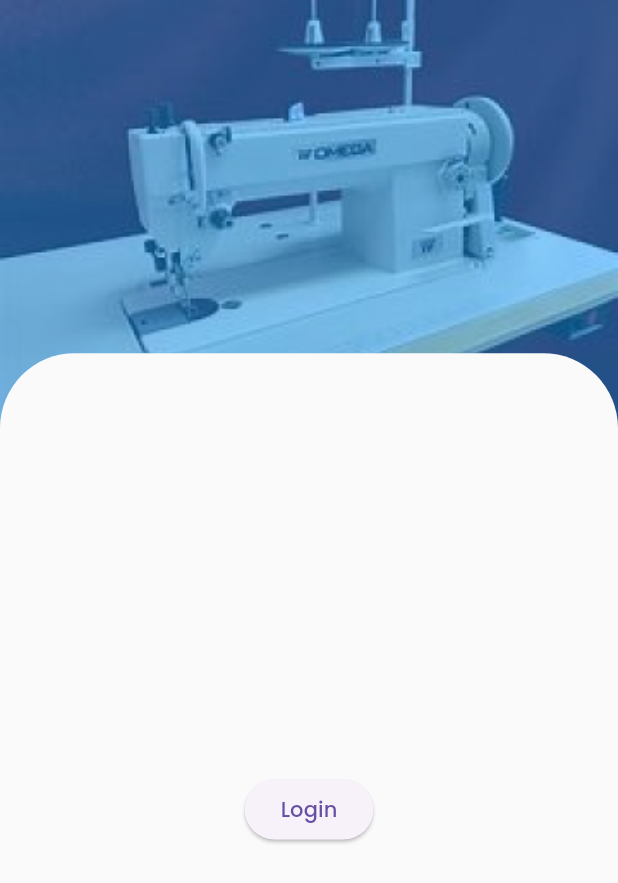
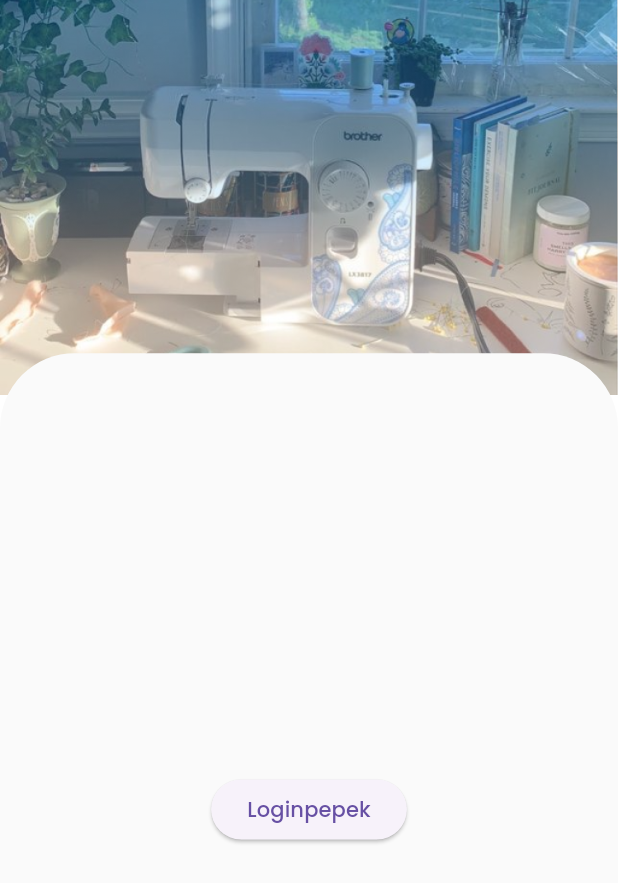
Before and after one commit to FardanAthilla/Project_TA, a Flutter app: the LoginPage screen opened directly, on a phone screen of 412 x 824 dp. Shown: the top 883 px of the screen. Run offline on Flutter 3.47's test engine with Material 3 defaults, Android fonts, the phone set to English and light mode, and no system bars; our stand-ins replace flutter_svg, get, google_fonts.

Commit message:
feat:[AS] changing image

```diff
--- a/lib/Page/login_page/login_page_view.dart
+++ b/lib/Page/login_page/login_page_view.dart
@@ -14,7 +14,7 @@ class LoginPage extends StatelessWidget {
             left: 0,
             right: 0,
             child: Image.asset(
-              'Assets/login.png',
+              'Assets/login3.png',
               fit: BoxFit.cover,
             ),
           ),
@@ -35,12 +35,13 @@ class LoginPage extends StatelessWidget {
               child: Column(
                 mainAxisAlignment: MainAxisAlignment.center,
                 children: [
+
                   SizedBox(height: 20),
                   ElevatedButton(
                     onPressed: () {
                       //sementara
                     },
-                    child: Text('Login'),
+                    child: Text('Loginpepek'),
                   ),
                 ],
               ),
--- a/lib/main.dart
+++ b/lib/main.dart
@@ -19,7 +19,7 @@ class MainApp extends StatelessWidget {
         fontFamily: GoogleFonts.poppins().fontFamily,
       ),
       home: SafeArea(
-        child: Navigation(),
+        child: LoginPage(),
       ),
     );
   }
```
Also changed, not shown: Assets/login2.png (added), Assets/login3.png (added).
